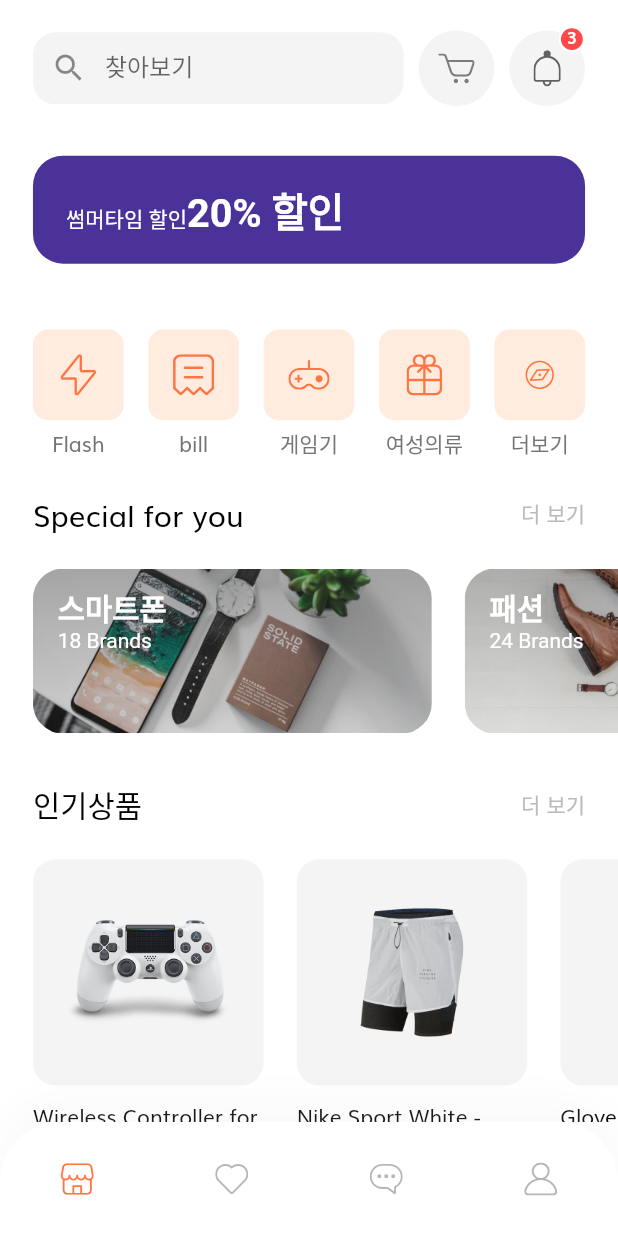
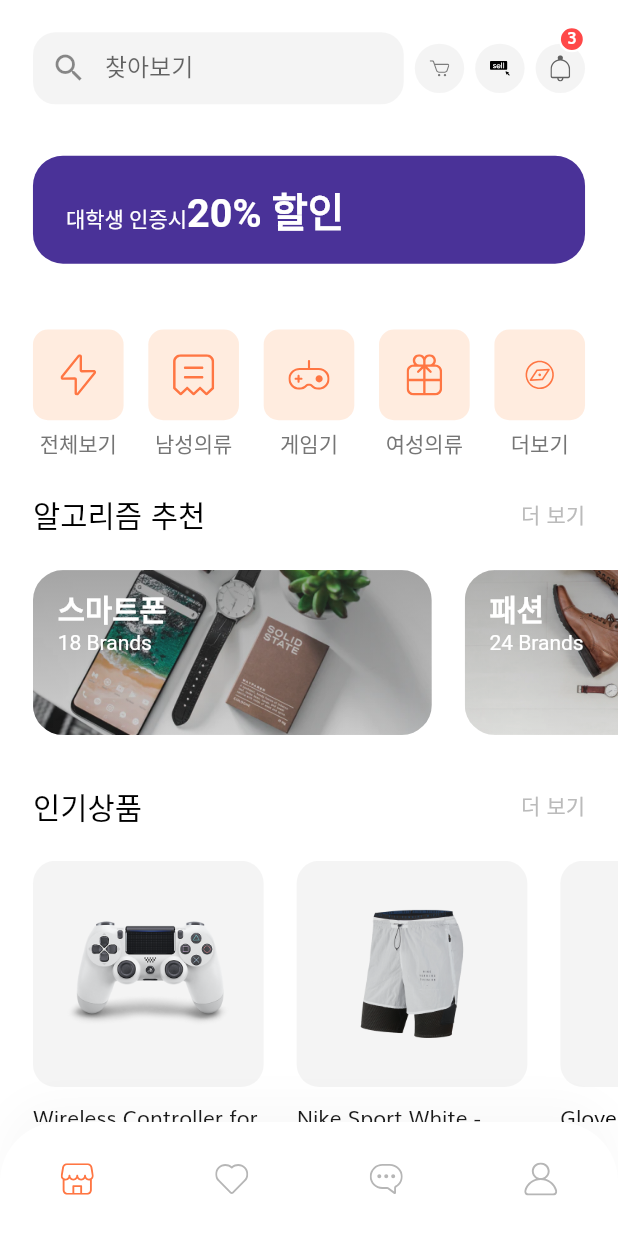
Before and after one commit to d11541df/OgetT_project, a Flutter app: the HomeScreen screen opened by its route, on a phone screen of 412 x 824 dp. Run offline on Flutter 3.47's test engine with Material 2 defaults, Android fonts, the phone set to English and light mode, and no system bars; our stand-ins replace flutter_svg.

Commit message:
second commit

```diff
--- a/lib/screens/home/components/categories.dart
+++ b/lib/screens/home/components/categories.dart
@@ -7,8 +7,8 @@ class Categories extends StatelessWidget {
   @override
   Widget build(BuildContext context) {
     List<Map<String, dynamic>> categories = [
-      {"icon": "assets/icons/Flash Icon.svg", "text": "Flash"},
-      {"icon": "assets/icons/Bill Icon.svg", "text": "bill"},
+      {"icon": "assets/icons/Flash Icon.svg", "text": "전체보기"},
+      {"icon": "assets/icons/Bill Icon.svg", "text": "남성의류"},
       {"icon": "assets/icons/Game Icon.svg", "text": "게임기"},
       {"icon": "assets/icons/Gift Icon.svg", "text": "여성의류"},
       {"icon": "assets/icons/Discover.svg", "text": "더보기"},
--- a/lib/screens/home/components/discount_banner.dart
+++ b/lib/screens/home/components/discount_banner.dart
@@ -25,7 +25,7 @@ class DiscountBanner extends StatelessWidget {
         TextSpan(
           style: TextStyle(color: Colors.white),
           children: [
-            TextSpan(text: "썸머타임 할인"),
+            TextSpan(text: "대학생 인증시"),
             TextSpan(
               text: "20% 할인",
               style: TextStyle(
--- a/lib/screens/home/components/home_header.dart
+++ b/lib/screens/home/components/home_header.dart
@@ -24,6 +24,11 @@ class HomeHeader extends StatelessWidget {
             press: () => Navigator.pushNamed(context, CartScreen.routeName),
           ),
           IconBtnWithCounter(
+
+            svgSrc: "assets/icons/sell_button.svg",
+            press: () {},
+          ),
+          IconBtnWithCounter(
             svgSrc: "assets/icons/Bell.svg",
             numOfitem: 3,
             press: () {},
--- a/lib/screens/home/components/icon_btn_with_counter.dart
+++ b/lib/screens/home/components/icon_btn_with_counter.dart
@@ -25,9 +25,9 @@ class IconBtnWithCounter extends StatelessWidget {
         clipBehavior: Clip.none,
         children: [
           Container(
-            padding: EdgeInsets.all(getProportionateScreenWidth(12)),
+            padding: EdgeInsets.all(getProportionateScreenWidth(9)),
             height: getProportionateScreenWidth(46),
-            width: getProportionateScreenWidth(46),
+            width: getProportionateScreenWidth(30),
             decoration: BoxDecoration(
               color: kSecondaryColor.withOpacity(0.1),
               shape: BoxShape.circle,
--- a/lib/screens/home/components/special_offers.dart
+++ b/lib/screens/home/components/special_offers.dart
@@ -16,7 +16,7 @@ class SpecialOffers extends StatelessWidget {
           padding:
               EdgeInsets.symmetric(horizontal: getProportionateScreenWidth(20)),
           child: SectionTitle(
-            title: "Special for you",
+            title: "알고리즘 추천",
             press: () {},
           ),
         ),
```
Also changed, not shown: assets/icons/sell_button.svg (added).
